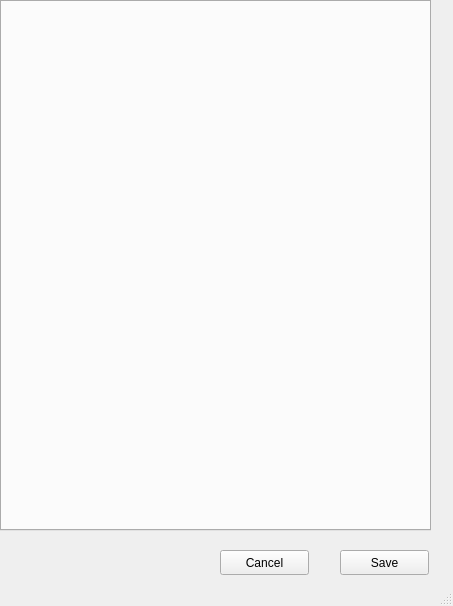
Above: code/src/main/resources/base/ui/settings_window.ui from felixdittrich92/mission-uncuttable before the change. Below: the same form after it.
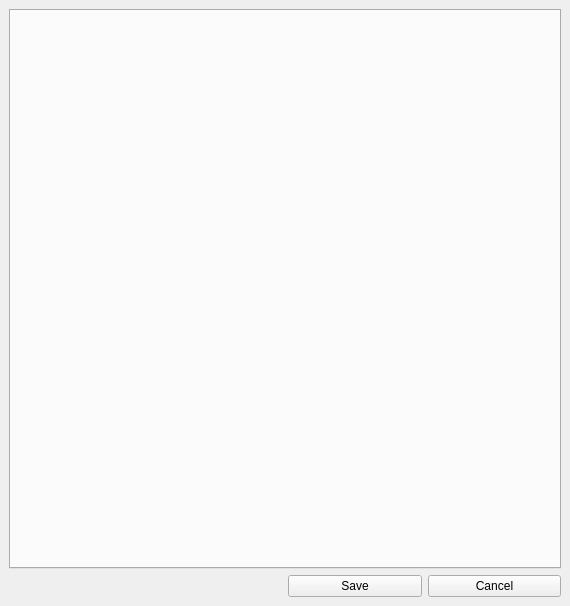
That is the form after the change.

Commit message: #157 Style default Buttons and settings dialog

Diff of the .ui file:
```diff
--- a/code/src/main/resources/base/ui/settings_window.ui
+++ b/code/src/main/resources/base/ui/settings_window.ui
@@ -6,68 +6,62 @@
    <rect>
     <x>0</x>
     <y>0</y>
-    <width>453</width>
+    <width>570</width>
     <height>606</height>
    </rect>
   </property>
+  <property name="sizePolicy">
+   <sizepolicy hsizetype="Minimum" vsizetype="Minimum">
+    <horstretch>0</horstretch>
+    <verstretch>0</verstretch>
+   </sizepolicy>
+  </property>
   <property name="windowTitle">
    <string>Einstellungen</string>
   </property>
   <widget class="QWidget" name="centralwidget">
+   <layout class="QGridLayout" name="gridLayout">
+    <property name="leftMargin">
+     <number>9</number>
+    </property>
+    <property name="topMargin">
+     <number>9</number>
+    </property>
+    <property name="rightMargin">
+     <number>9</number>
+    </property>
+    <property name="bottomMargin">
+     <number>9</number>
+    </property>
+    <item row="0" column="0" colspan="4">
    <widget class="QTabWidget" name="tabWidget">
-    <property name="geometry">
-     <rect>
-      <x>0</x>
-      <y>0</y>
-      <width>431</width>
-      <height>531</height>
-     </rect>
-    </property>
     <property name="tabPosition">
-     <enum>QTabWidget::West</enum>
+       <enum>QTabWidget::North</enum>
+      </property>
+      <property name="tabShape">
+       <enum>QTabWidget::Rounded</enum>
     </property>
     <property name="currentIndex">
      <number>-1</number>
     </property>
    </widget>
+    </item>
+    <item row="2" column="2">
    <widget class="QPushButton" name="saveButton">
-    <property name="geometry">
-     <rect>
-      <x>340</x>
-      <y>550</y>
-      <width>89</width>
-      <height>25</height>
-     </rect>
-    </property>
     <property name="text">
      <string>Save</string>
     </property>
    </widget>
+    </item>
+    <item row="2" column="3">
    <widget class="QPushButton" name="cancelButton">
-    <property name="geometry">
-     <rect>
-      <x>220</x>
-      <y>550</y>
-      <width>89</width>
-      <height>25</height>
-     </rect>
-    </property>
     <property name="text">
      <string>Cancel</string>
     </property>
    </widget>
+    </item>
+   </layout>
   </widget>
-  <widget class="QMenuBar" name="menubar">
-   <property name="geometry">
-    <rect>
-     <x>0</x>
-     <y>0</y>
-     <width>453</width>
-     <height>22</height>
-    </rect>
-   </property>
-  </widget>
-  <widget class="QStatusBar" name="statusbar"/>
  </widget>
  <resources/>
  <connections/>
```
Lines whose indentation alone changed are shown as unchanged. The commit also changes 4 other files.
